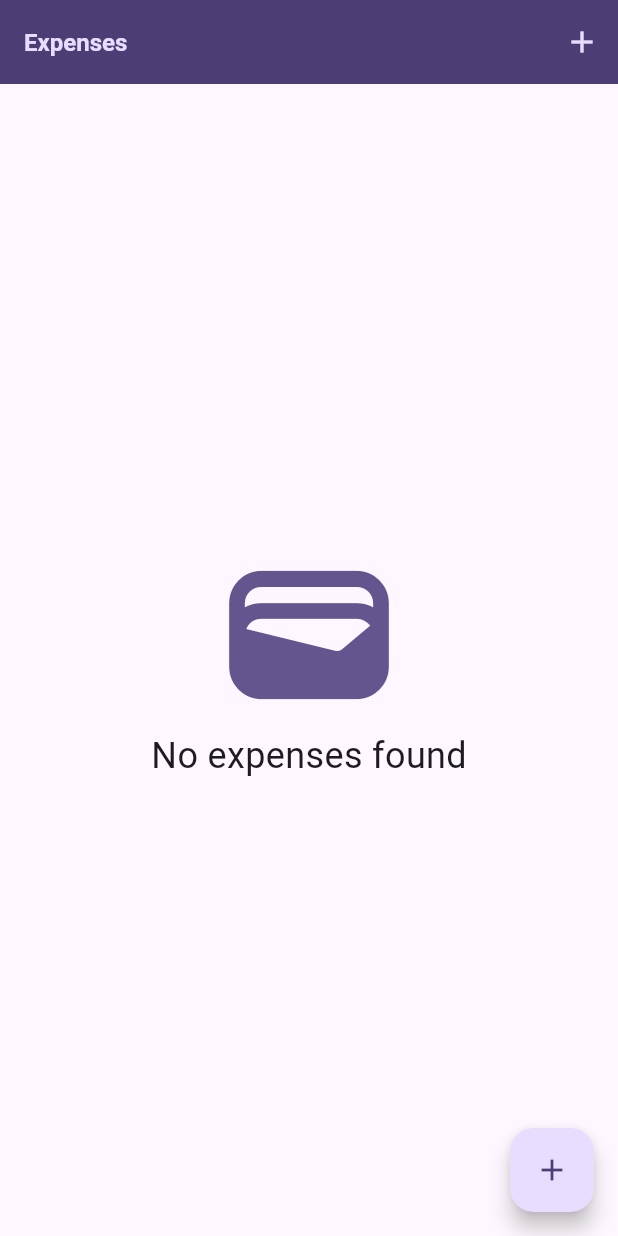
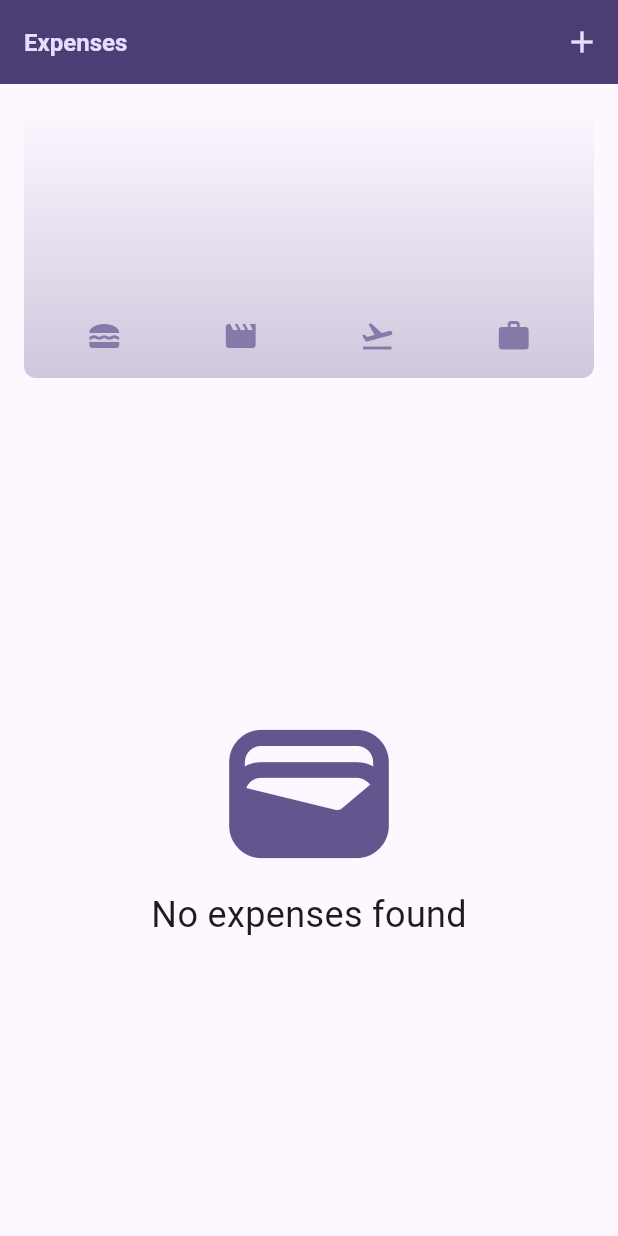
Before and after one commit to cadu-miranda/expense_tracker, a Flutter app: the screen it shows after launch, on a phone screen of 412 x 824 dp. Run offline on Flutter 3.47's test engine with Material 3 defaults, Android fonts, the phone set to English and light mode, and no system bars.

Commit message:
Add chart visualization for expenses: implement Chart and ChartBar widgets, update ExpensesScreen layout, and increment version to 1.6.0

```diff
--- a/lib/screens/expenses.dart
+++ b/lib/screens/expenses.dart
@@ -1,5 +1,6 @@
 import 'package:expense_tracker/models/expense.dart';
 import 'package:expense_tracker/screens/add_expense.dart';
+import 'package:expense_tracker/widgets/chart.dart';
 import 'package:expense_tracker/widgets/expenses_list.dart';
 import 'package:flutter/material.dart';
 
@@ -98,11 +99,10 @@ class _ExpensesState extends State<ExpensesScreen> {
         ],
       ),
       body: Column(
-        children: [Expanded(child: mainContent)],
-      ),
-      floatingActionButton: FloatingActionButton(
-        onPressed: _openAddExpenseOverlay,
-        child: const Icon(Icons.add),
+        children: [
+          Chart(expenses: _registeredExpenses),
+          Expanded(child: mainContent)
+        ],
       ),
     );
   }
--- /dev/null
+++ b/lib/widgets/chart.dart
@@ -0,0 +1,96 @@
+import 'package:expense_tracker/models/expense_bucket.dart';
+import 'package:expense_tracker/widgets/chart_bar.dart';
+import 'package:flutter/material.dart';
+import 'package:expense_tracker/models/expense.dart';
+
+class Chart extends StatelessWidget {
+  const Chart({super.key, required this.expenses});
+
+  final List<Expense> expenses;
+
+  List<ExpenseBucket> get buckets {
+    return [
+      ExpenseBucket.forCategory(expenses, Category.food),
+      ExpenseBucket.forCategory(expenses, Category.leisure),
+      ExpenseBucket.forCategory(expenses, Category.travel),
+      ExpenseBucket.forCategory(expenses, Category.work),
+    ];
+  }
+
+  double get maxTotalExpense {
+    double maxTotalExpense = 0;
+
+    for (final bucket in buckets) {
+      if (bucket.totalExpenses > maxTotalExpense) {
+        maxTotalExpense = bucket.totalExpenses;
+      }
+    }
+
+    return maxTotalExpense;
+  }
+
+  @override
+  Widget build(BuildContext context) {
+    final bool isDarkMode =
+        MediaQuery.of(context).platformBrightness == Brightness.dark;
+
+    return Container(
+      margin: const EdgeInsets.all(16),
+      padding: const EdgeInsets.symmetric(
+        vertical: 16,
+        horizontal: 8,
+      ),
+      width: double.infinity,
+      height: 180,
+      decoration: BoxDecoration(
+        borderRadius: BorderRadius.circular(8),
+        gradient: LinearGradient(
+          colors: [
+            Theme.of(context).colorScheme.primary.withOpacity(0.3),
+            Theme.of(context).colorScheme.primary.withOpacity(0.0)
+          ],
+          begin: Alignment.bottomCenter,
+          end: Alignment.topCenter,
+        ),
+      ),
+      child: Column(
+        children: [
+          Expanded(
+            child: Row(
+              crossAxisAlignment: CrossAxisAlignment.end,
+              children: [
+                for (final bucket in buckets) // alternative to map()
+                  ChartBar(
+                    fill: bucket.totalExpenses == 0
+                        ? 0
+                        : bucket.totalExpenses / maxTotalExpense,
+                  )
+              ],
+            ),
+          ),
+          const SizedBox(height: 12),
+          Row(
+            children: buckets
+                .map(
+                  (bucket) => Expanded(
+                    child: Padding(
+                      padding: const EdgeInsets.symmetric(horizontal: 4),
+                      child: Icon(
+                        categoryIcons[bucket.category],
+                        color: isDarkMode
+                            ? Theme.of(context).colorScheme.secondary
+                            : Theme.of(context)
+                                .colorScheme
+                                .primary
+                                .withOpacity(0.7),
+                      ),
+                    ),
+                  ),
+                )
+                .toList(),
+          )
+        ],
+      ),
+    );
+  }
+}
--- a/pubspec.yaml
+++ b/pubspec.yaml
@@ -16,7 +16,7 @@ publish_to: 'none' # Remove this line if you wish to publish to pub.dev
 # https://developer.apple.com/library/archive/documentation/General/Reference/InfoPlistKeyReference/Articles/CoreFoundationKeys.html
 # In Windows, build-name is used as the major, minor, and patch parts
 # of the product and file versions while build-number is used as the build suffix.
-version: 1.5.0+1
+version: 1.6.0+1
 
 environment:
   sdk: ^3.5.4
```
Also changed, not shown: lib/widgets/chart_bar.dart (added, +35 -0 lines).
